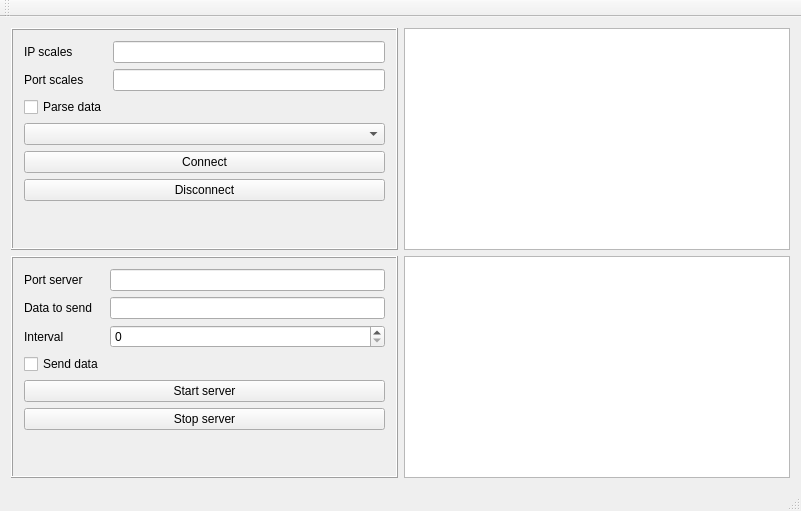
Before: the Qt Designer form ScalesServer/scalesserver.ui in VlMan/ScalesEmulator, drawn with Qt 5.
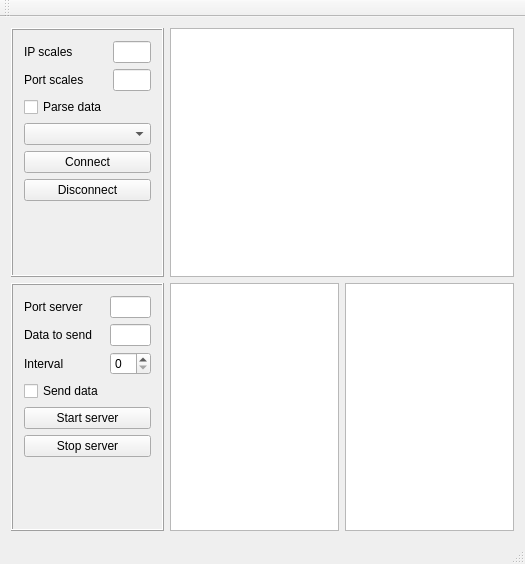
After: the same form once the commit is applied.

```diff
--- a/ScalesServer/scalesserver.ui
+++ b/ScalesServer/scalesserver.ui
@@ -6,8 +6,8 @@
    <rect>
     <x>0</x>
     <y>0</y>
-    <width>801</width>
-    <height>511</height>
+    <width>525</width>
+    <height>564</height>
    </rect>
   </property>
   <property name="windowTitle">
@@ -109,9 +109,6 @@
         </layout>
        </widget>
       </item>
-      <item row="0" column="1">
-       <widget class="QTextBrowser" name="brs_log"/>
-      </item>
       <item row="1" column="0">
        <widget class="QFrame" name="frame">
         <property name="sizePolicy">
@@ -210,6 +207,12 @@
       <item row="1" column="1">
        <widget class="QTextBrowser" name="brs_log_scales"/>
       </item>
+      <item row="1" column="2">
+       <widget class="QTextBrowser" name="brs_log_scales_out"/>
+      </item>
+      <item row="0" column="1" colspan="2">
+       <widget class="QTextBrowser" name="brs_log"/>
+      </item>
      </layout>
     </item>
    </layout>
```
Left out of the diff: 2 changed lines with no effect on the pictures.
